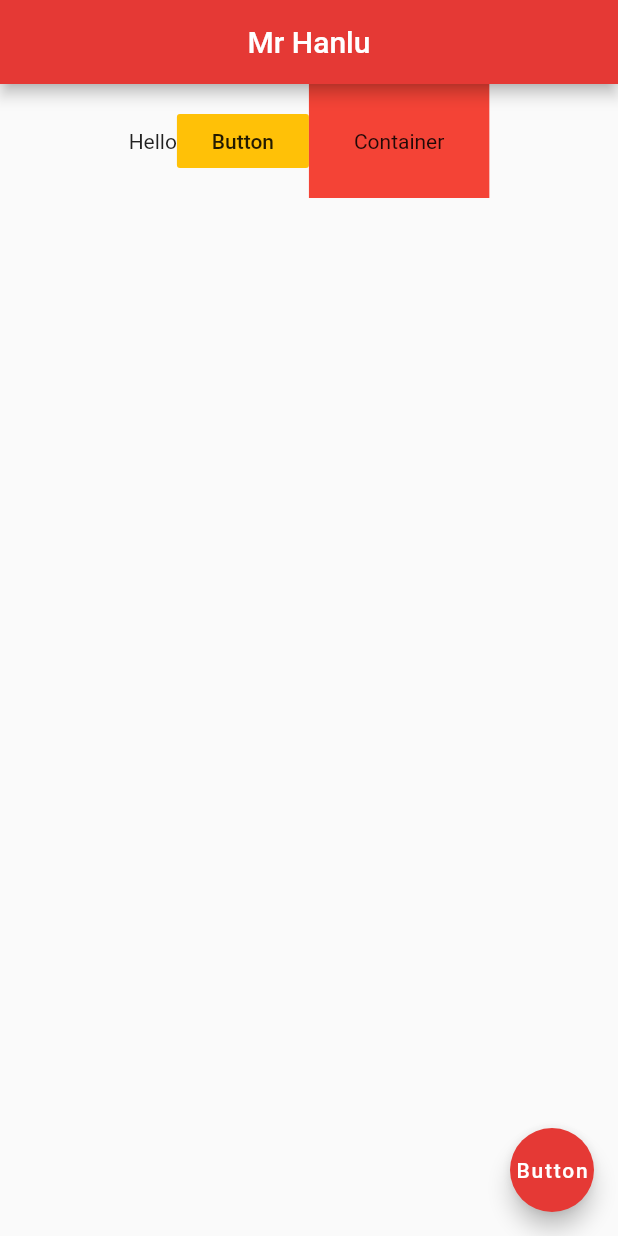
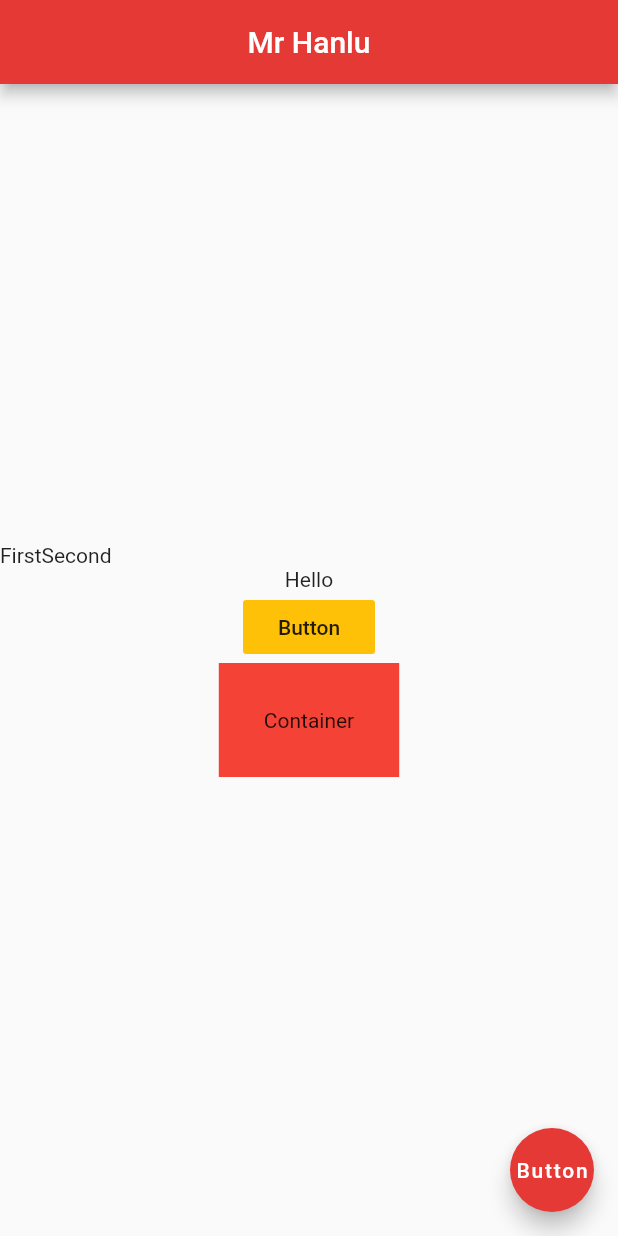
Before and after one commit to fhlkm/flutterStudy, a Flutter app: the screen it shows after launch, on a phone screen of 412 x 824 dp. Run offline on Flutter 3.47's test engine with Material 2 defaults, Android fonts, the light colour scheme and no system bars.

Commit message:
Column,以及它的参考物

```diff
--- a/flutter_app/lib/main.dart
+++ b/flutter_app/lib/main.dart
@@ -50,10 +50,17 @@ class Home extends StatelessWidget{
         backgroundColor: Colors.red[600],
       ),
 
-      body: Row(
-        mainAxisAlignment: MainAxisAlignment.center,//horizontal
-        crossAxisAlignment: CrossAxisAlignment.center,//vertical
+      body: Column(
+        //Use the widest object as reference
+        mainAxisAlignment: MainAxisAlignment.center,//same direction
+        crossAxisAlignment: CrossAxisAlignment.center,// opposite direction,
         children: <Widget>[
+          Row(
+            children: <Widget>[
+              Text("First"),
+              Text("Second")
+            ],
+          ),
           Text("Hello"),
           FlatButton(
             onPressed: (){},
```
